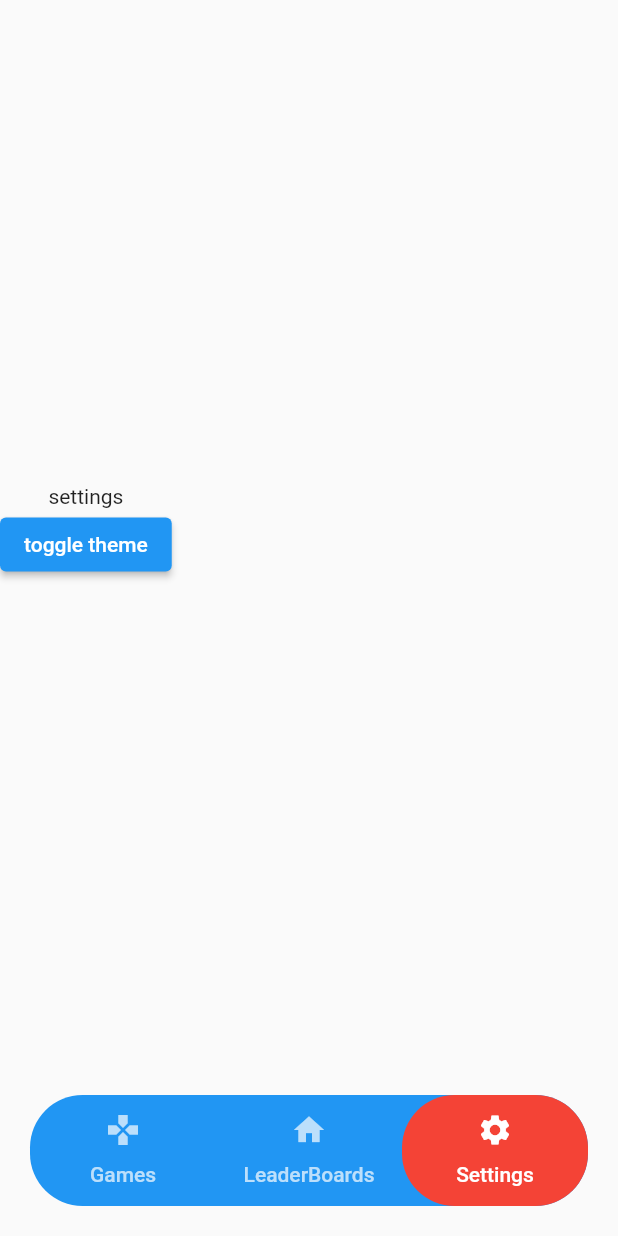
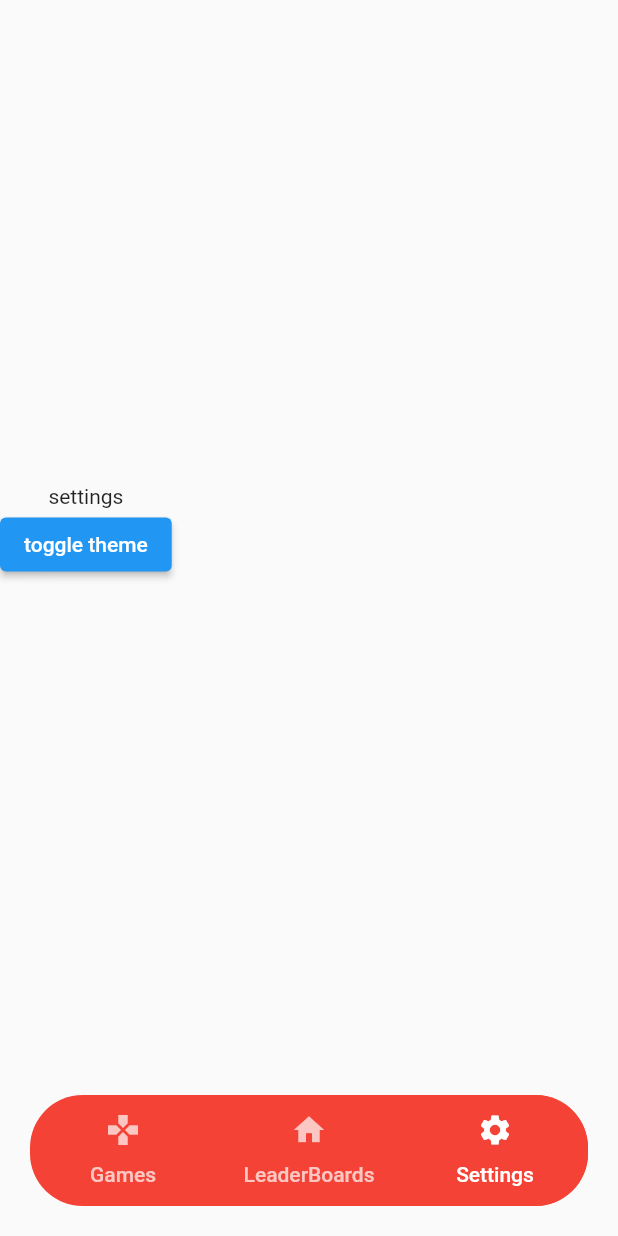
Before and after one commit to JoncarlosT/flutterplayground, a Flutter app: the screen it shows after launch, item 3 of the bottom bar chosen, after a tap on "toggle theme", on a phone screen of 412 x 824 dp. Run offline on Flutter 3.47's test engine with Material 2 defaults, Android fonts, the phone set to English and light mode, and no system bars; our stand-ins replace flutter_bloc, go_router.

Commit message:
preparing for clean arch with themes

```diff
--- a/lib/config/theme/theme_controller.dart
+++ /dev/null
@@ -1,22 +0,0 @@
-import 'package:flutter/material.dart';
-
-/// The [ThemeController] provides the toggle between the light and dark theme.
-class ThemeController extends ChangeNotifier {
-  /// Current theme mode of the app.
-  ///
-  ThemeMode _themeMode = ThemeMode.dark;
-
-  ThemeMode get themeMode => _themeMode;
-
-  /// Function to switch [themeMode] value from light to dark.
-  ///
-  void toggleTheme() {
-    if (_themeMode == ThemeMode.dark) {
-      _themeMode = ThemeMode.light;
-    } else {
-      _themeMode = ThemeMode.dark;
-    }
-
-    notifyListeners();
-  }
-}
--- a/lib/features/Dashboard/presentation/widget/custom_navigation_bar.dart
+++ b/lib/features/Dashboard/presentation/widget/custom_navigation_bar.dart
@@ -34,7 +34,7 @@ class CustomNavigationBar extends StatelessWidget {
     return Container(
       margin: const EdgeInsets.all(20),
       decoration: const BoxDecoration(
-        color: Colors.blue,
+        color: Colors.red,
         borderRadius: BorderRadius.all(Radius.circular(_borderRadius)),
       ),
       child: DefaultTabController(
--- a/lib/features/Settings/presentation/screen/settings.dart
+++ b/lib/features/Settings/presentation/screen/settings.dart
@@ -1,5 +1,5 @@
 import 'package:flutter/material.dart';
-import 'package:flutterplayground/config/theme/theme_controller.dart';
+import 'package:flutter_bloc/flutter_bloc.dart';
 import 'package:provider/provider.dart';
 
 class Settings extends StatefulWidget {
@@ -12,21 +12,15 @@ class Settings extends StatefulWidget {
 class _SettingsState extends State<Settings> {
   @override
   Widget build(BuildContext context) {
-    return Consumer<ThemeController>(
-      builder: (context, value, child) {
     return Column(
       mainAxisAlignment: MainAxisAlignment.center,
       children: [
         const Text('settings'),
         ElevatedButton(
-              onPressed: () {
-                value.toggleTheme();
-              },
+          onPressed: () {},
           child: const Text('toggle theme'),
         )
       ],
     );
-      },
-    );
   }
 }
--- a/lib/main.dart
+++ b/lib/main.dart
@@ -1,8 +1,5 @@
 import 'package:flutter/material.dart';
-import 'package:flutterplayground/config/theme/app_theme.dart';
-import 'package:flutterplayground/config/theme/theme_controller.dart';
 import 'package:flutterplayground/core/app_navigation/routes.dart';
-import 'package:provider/provider.dart';
 
 void main() {
   runApp(const MyApp());
@@ -18,19 +15,6 @@ class MyApp extends StatefulWidget {
 class _MyAppState extends State<MyApp> {
   @override
   Widget build(BuildContext context) {
-    return ChangeNotifierProvider(
-      create: (_) => ThemeController(),
-      child: Consumer<ThemeController>(
-        builder: (context, value, child) {
-          return MaterialApp.router(
-            title: "Flutter Demo",
-            theme: lightTheme,
-            darkTheme: darkTheme,
-            themeMode: value.themeMode,
-            routerConfig: routes,
-          );
-        },
-      ),
-    );
+    return MaterialApp.router(title: "Flutter Demo", routerConfig: routes);
   }
 }
--- a/pubspec.yaml
+++ b/pubspec.yaml
@@ -37,6 +37,8 @@ dependencies:
   cupertino_icons: ^1.0.2
   provider: ^6.0.5
   go_router: ^10.1.0
+  equatable: ^2.0.5
+  flutter_bloc: ^8.1.3
 
 dev_dependencies:
   flutter_test:
```
Also changed, not shown: lib/config/theme/app_theme.dart (+14 -7 lines), pubspec.lock. Lines whose indentation alone changed are shown as unchanged.
